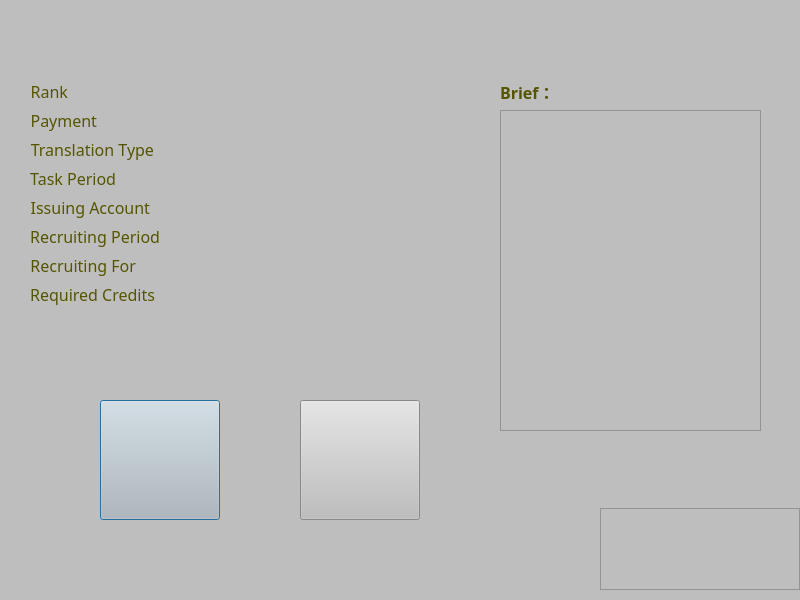
Qt form RecTaskOper.ui (Phoveran/CrowdSourcing) before a commit.
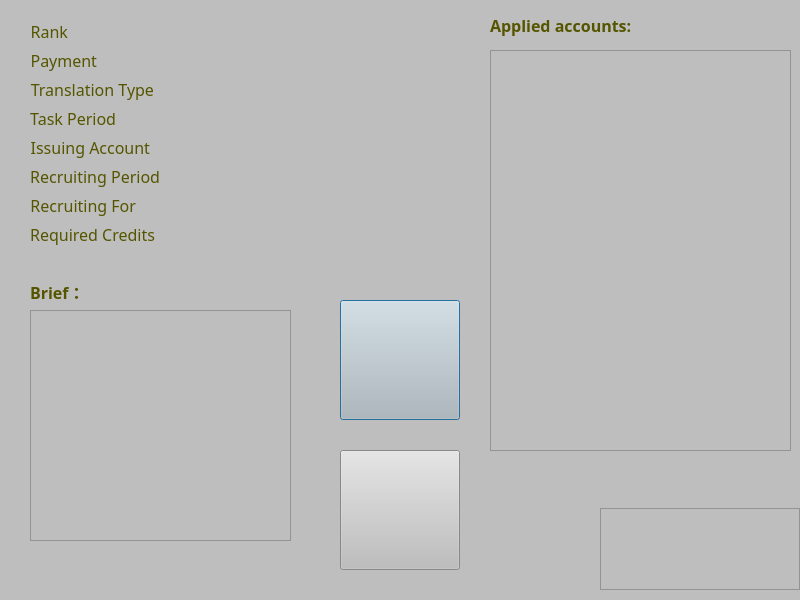
The same form after that commit. Icons and pictures are not drawn.

```diff
--- a/RecTaskOper.ui
+++ b/RecTaskOper.ui
@@ -19,10 +19,10 @@
   <widget class="QTextBrowser" name="textBrowserBrief">
    <property name="geometry">
     <rect>
-     <x>500</x>
-     <y>110</y>
+     <x>30</x>
+     <y>310</y>
      <width>261</width>
-     <height>321</height>
+     <height>231</height>
     </rect>
    </property>
    <property name="font">
@@ -45,8 +45,8 @@
   <widget class="QLabel" name="label_8">
    <property name="geometry">
     <rect>
-     <x>500</x>
-     <y>80</y>
+     <x>30</x>
+     <y>280</y>
      <width>61</width>
      <height>24</height>
     </rect>
@@ -70,8 +70,8 @@
   <widget class="QPushButton" name="applyButton">
    <property name="geometry">
     <rect>
-     <x>100</x>
-     <y>400</y>
+     <x>340</x>
+     <y>300</y>
      <width>120</width>
      <height>120</height>
     </rect>
@@ -91,8 +91,8 @@
   <widget class="QPushButton" name="cancelButton">
    <property name="geometry">
     <rect>
-     <x>300</x>
-     <y>400</y>
+     <x>340</x>
+     <y>450</y>
      <width>120</width>
      <height>120</height>
     </rect>
@@ -113,7 +113,7 @@
    <property name="geometry">
     <rect>
      <x>30</x>
-     <y>80</y>
+     <y>20</y>
      <width>441</width>
      <height>251</height>
     </rect>
@@ -423,6 +423,43 @@
     <enum>QFrame::Raised</enum>
    </property>
   </widget>
+  <widget class="QLabel" name="label">
+   <property name="geometry">
+    <rect>
+     <x>490</x>
+     <y>10</y>
+     <width>191</width>
+     <height>31</height>
+    </rect>
+   </property>
+   <property name="font">
+    <font>
+     <family>Century Gothic</family>
+     <pointsize>12</pointsize>
+     <weight>75</weight>
+     <bold>true</bold>
+    </font>
+   </property>
+   <property name="styleSheet">
+    <string notr="true">border-image:transparent;color: rgb(85, 85, 0);</string>
+   </property>
+   <property name="text">
+    <string>Applied accounts:</string>
+   </property>
+  </widget>
+  <widget class="QListWidget" name="listWidgetAppliedAcc">
+   <property name="geometry">
+    <rect>
+     <x>490</x>
+     <y>50</y>
+     <width>301</width>
+     <height>401</height>
+    </rect>
+   </property>
+   <property name="styleSheet">
+    <string notr="true">border-image: transparent;</string>
+   </property>
+  </widget>
  </widget>
  <resources>
   <include location="CrowdSourcing.qrc"/>
```
